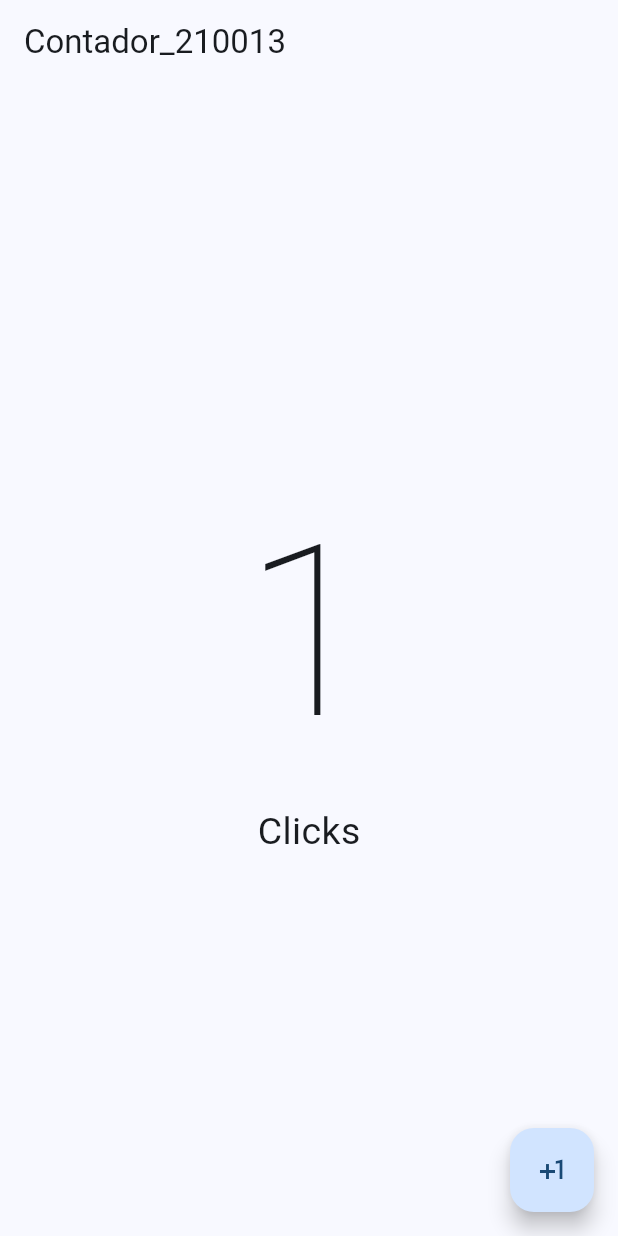
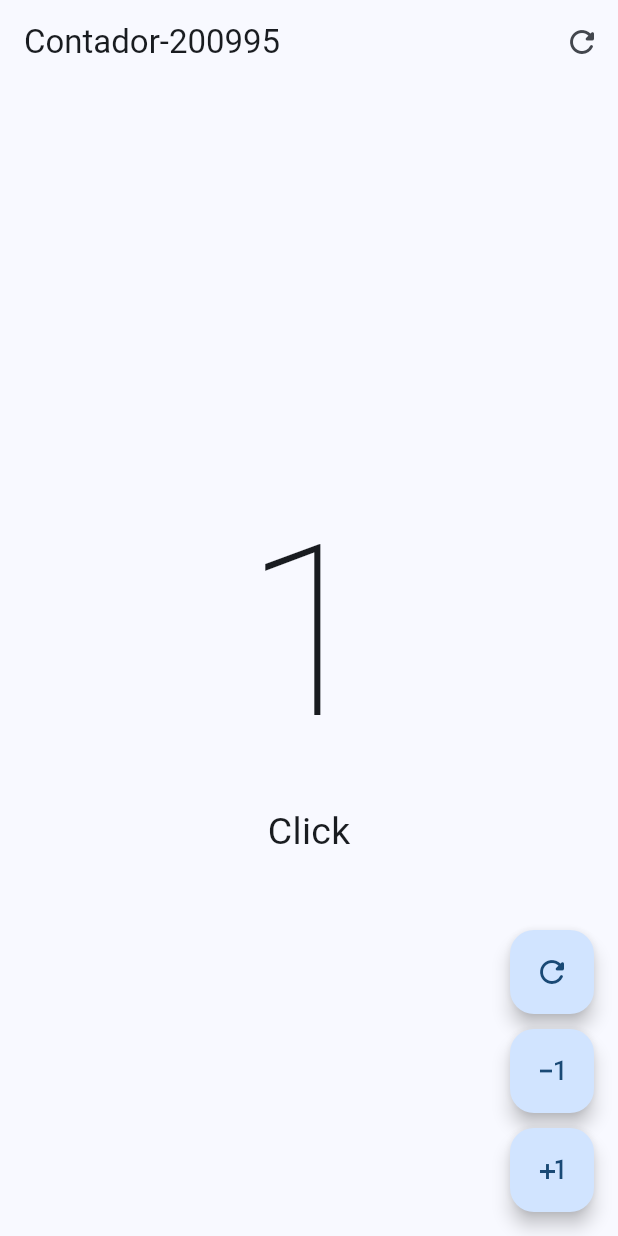
Before and after one commit to alexisgmz99/DMI-10A-Helloworld-Flutter-210013, a Flutter app: the screen it shows after launch, after a tap on the "plus one" icon, on a phone screen of 412 x 824 dp. Run offline on Flutter 3.47's test engine with Material 3 defaults, Android fonts, the phone set to English and light mode, and no system bars.

Commit message:
practica 21

```diff
--- a/helloworld_app_210013/lib/main.dart
+++ b/helloworld_app_210013/lib/main.dart
@@ -1,7 +1,8 @@
 import 'package:flutter/material.dart';
-import 'package:helloworld_app_210013/presentation/screens/counter/counter_screen.dart';
+//import 'package:helloworld_app_210013/presentation/screens/counter/counter_screen.dart';
+import 'package:helloworld_app_210013/presentation/screens/counter/counter_functions_screen.dart';
 void main() {
-  runApp(MyApp());
+  runApp(const MyApp());
 }
 
 class MyApp extends StatelessWidget {
@@ -15,7 +16,7 @@
         useMaterial3: true,
         colorSchemeSeed: Colors.blue
       ),
-      home: const CounterScreen()
+      home: const CounterFunctionsScreen()
     );
   }
 }
--- /dev/null
+++ b/helloworld_app_210013/lib/presentation/screens/counter/counter_functions_screen.dart
@@ -0,0 +1,97 @@
+import 'package:flutter/material.dart';
+
+class CounterFunctionsScreen extends StatefulWidget {
+  const CounterFunctionsScreen({super.key});
+
+  @override
+  State<CounterFunctionsScreen> createState() => _CounterFunctionsScreenState();
+}
+
+class _CounterFunctionsScreenState extends State<CounterFunctionsScreen> {
+  int clickCounter = 0;
+
+  @override
+  Widget build(BuildContext context) {
+    return Scaffold(
+        appBar: AppBar(
+          title: const Text('Contador-200995'),
+          actions: [
+            IconButton(
+                icon: const Icon(Icons.refresh_rounded),
+                onPressed: () {
+                  setState(() {
+                    clickCounter = 0;
+                  });
+                }),
+          ],
+        ),
+        body: Center(
+          child: Column(
+            mainAxisAlignment: MainAxisAlignment.center,
+            children: [
+              Text('$clickCounter',
+                  style: const TextStyle(
+                      fontSize: 160, fontWeight: FontWeight.w100)),
+
+              Text('Click${clickCounter == 1 ? '' : 's'}',
+                  style: const TextStyle(fontSize: 25))
+
+              // if( clickCounter == 1 )
+              //   const Text('Click', style: TextStyle(fontSize: 25)),
+
+              // if( clickCounter != 1 )
+              //   const Text('Clicks', style: TextStyle(fontSize: 25)),
+            ],
+          ),
+        ),
+        floatingActionButton: Column(
+          mainAxisAlignment: MainAxisAlignment.end,
+          children: [
+            CustomButton(
+              icon: Icons.refresh_rounded,
+              onPressed: () {
+                clickCounter = 0;
+                setState(() {});
+              },
+            ),
+            const SizedBox(height: 10),
+            CustomButton(
+              icon: Icons.exposure_minus_1_outlined,
+              onPressed: () {
+                setState(() {});
+              },
+            ),
+            const SizedBox(height: 10),
+            CustomButton(
+              icon: Icons.plus_one,
+              onPressed: () {
+                clickCounter++;
+                setState(() {});
+              },
+            ),
+          ],
+        ));
+  }
+}
+
+class CustomButton extends StatelessWidget {
+  final IconData icon;
+  final VoidCallback? onPressed;
+
+  const CustomButton({
+    super.key,
+    required this.icon,
+    this.onPressed,
+  });
+
+  @override
+  Widget build(BuildContext context) {
+    return FloatingActionButton(
+      // shape: const StadiumBorder(),
+      enableFeedback: true,
+      elevation: 5,
+      onPressed: onPressed,
+      child: Icon(icon),
+    );
+  }
+}
--- a/helloworld_app_210013/lib/presentation/screens/counter/counter_screen.dart
+++ b/helloworld_app_210013/lib/presentation/screens/counter/counter_screen.dart
@@ -21,7 +21,7 @@
           mainAxisAlignment: MainAxisAlignment.center,
           children: [
             Text(
-              '$clickCounter',
+              clickCounter == 1 ? 'click' :  '$clickCounter clicks' ,
               style: const TextStyle(fontSize: 160, fontWeight: FontWeight.w100),
             ),
             const Text('Clicks', style: TextStyle(fontSize: 25))
```
